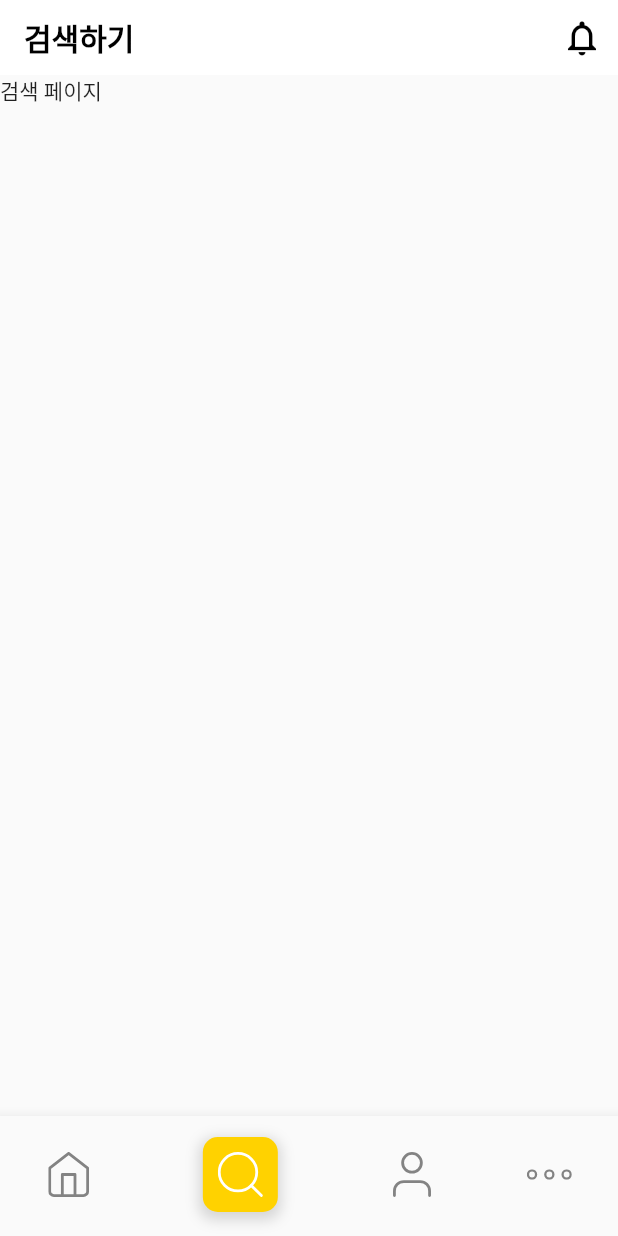
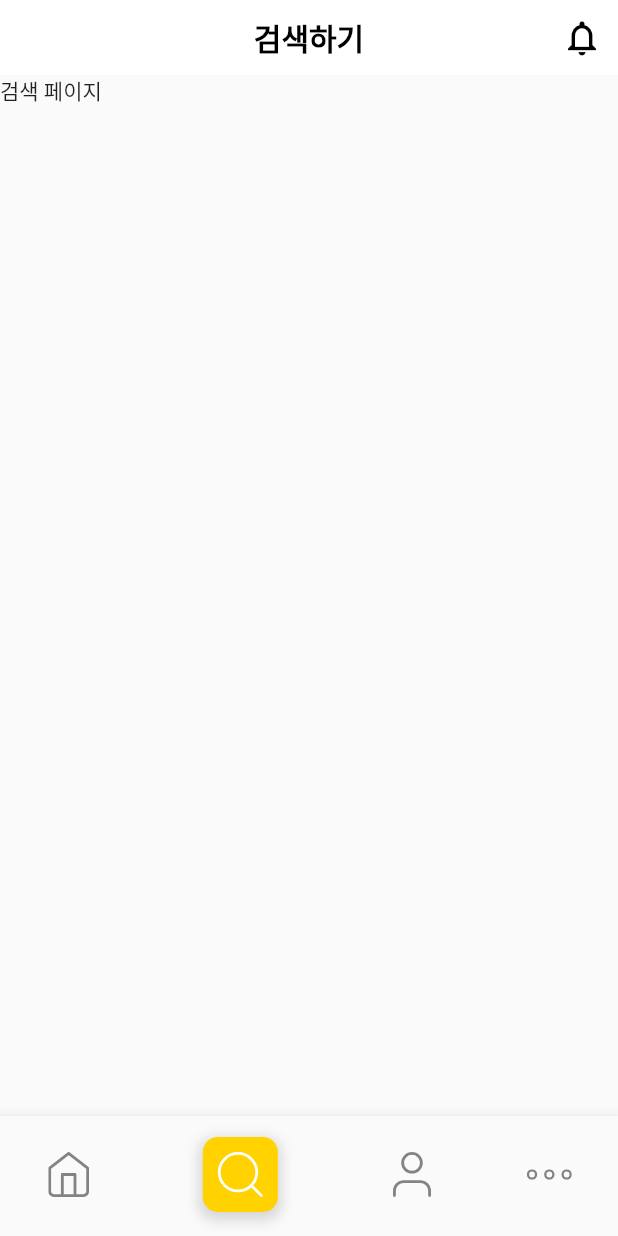
Before and after one commit to SuhyungK/Simollu, a Flutter app: the screen it shows after launch, item 2 of the bottom bar chosen, on a phone screen of 412 x 824 dp. Run offline on Flutter 3.47's test engine with Material 2 defaults, Android fonts, the phone set to English and light mode, and no system bars; our stand-ins replace flutter_svg, get.

Commit message:
[FE] fix: 다른 페이지 타이틀 가운데 정렬

```diff
--- a/simollu_front/lib/root.dart
+++ b/simollu_front/lib/root.dart
@@ -96,9 +96,7 @@ class Root extends GetView<RootController> {
                       )
                     ],
                   )
-                : Container(
-                    alignment: Alignment.centerLeft,
-                    child: Text(
+                : Text(
                     controller.rootPageTitles[controller.rootPageIndex.value]
                         .peek()
                         .value,
@@ -106,7 +104,7 @@ class Root extends GetView<RootController> {
                       color: Colors.black,
                       fontWeight: FontWeight.w900,
                     ),
-                    )),
+                  ),
             leading:
                 controller.isMainPages[controller.rootPageIndex.value].value
                     ? null
```
Lines whose indentation alone changed are shown as unchanged.
